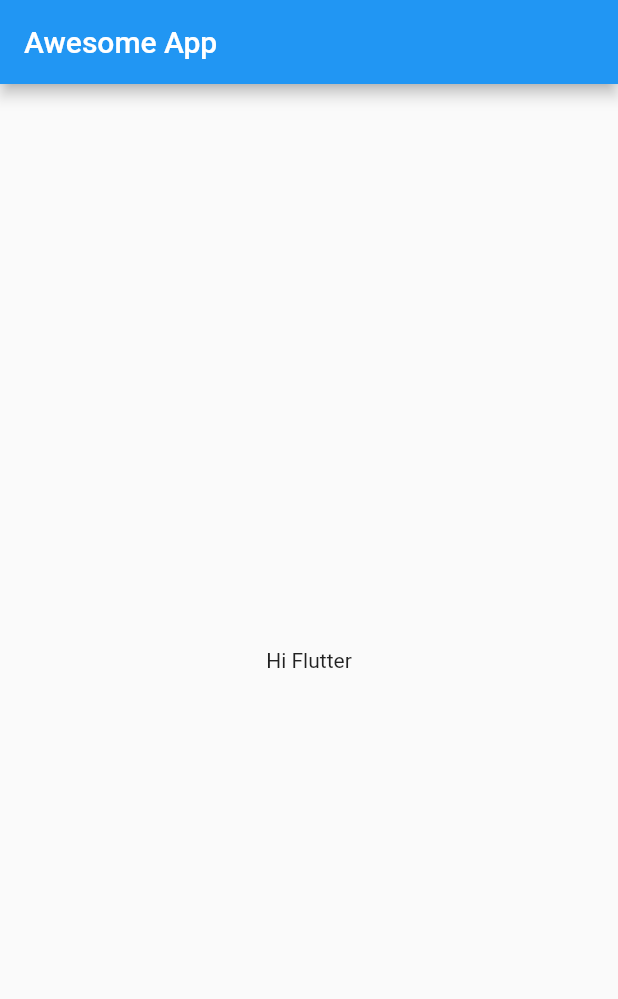
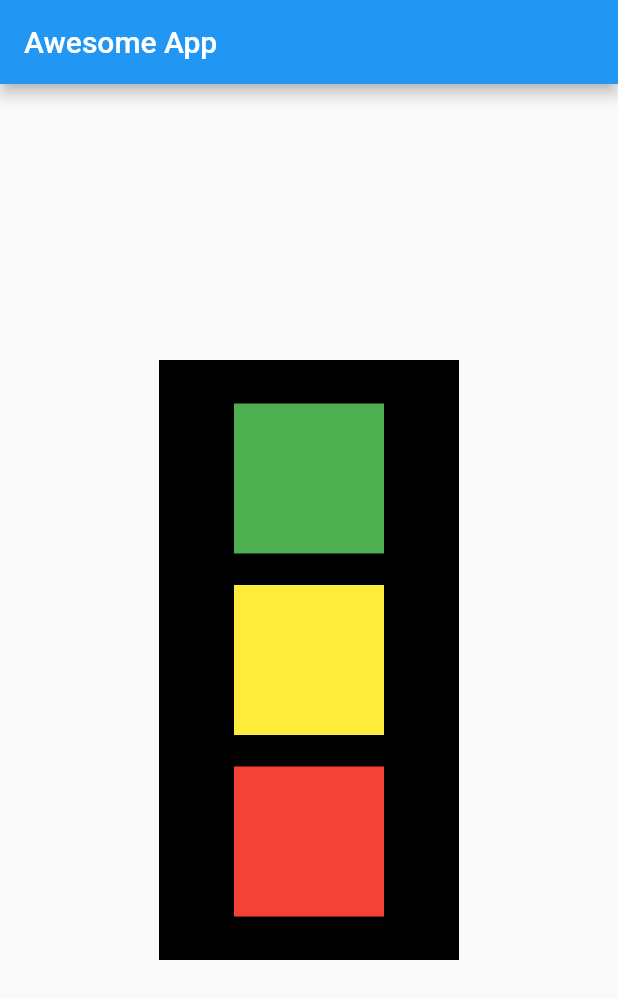
Before and after one commit to dhruv1345/codecharmapp, a Flutter app: the screen it shows after launch, on a phone screen of 412 x 824 dp. Shown: the top 999 px of the screen. Run offline on Flutter 3.47's test engine with Material 2 defaults, Android fonts, the phone set to English and light mode, and no system bars.

Commit message:
ch2 completed

```diff
--- a/lib/main.dart
+++ b/lib/main.dart
@@ -14,8 +14,43 @@
       appBar: AppBar(
         title: Text("Awesome App"),
       ),
-      body: Container(
-        child: Center(child: Text("Hi Flutter")),
+      body: Padding(
+        padding: const EdgeInsets.all(8.0),
+        child: Align(
+          alignment: Alignment.center,
+          child: Container(
+            color: Colors.black,
+            width: 200,
+            height: 400,
+            child: Padding(
+              padding: const EdgeInsets.all(8.0),
+              child: Column(
+                mainAxisAlignment: MainAxisAlignment.spaceEvenly,
+                crossAxisAlignment: CrossAxisAlignment.center,
+                children: <Widget>[
+                  Container(
+                    padding: const EdgeInsets.all(8),
+                    color: Colors.green,
+                    width: 100,
+                    height: 100,
+                  ),
+                  Container(
+                    padding: const EdgeInsets.all(8),
+                    color: Colors.yellow,
+                    width: 100,
+                    height: 100,
+                  ),
+                  Container(
+                    padding: const EdgeInsets.all(8),
+                    color: Colors.red,
+                    width: 100,
+                    height: 100,
+                  ),
+                ],
+              ),
+            ),
+          ),
+        ),
       ),
     );
   }
```
